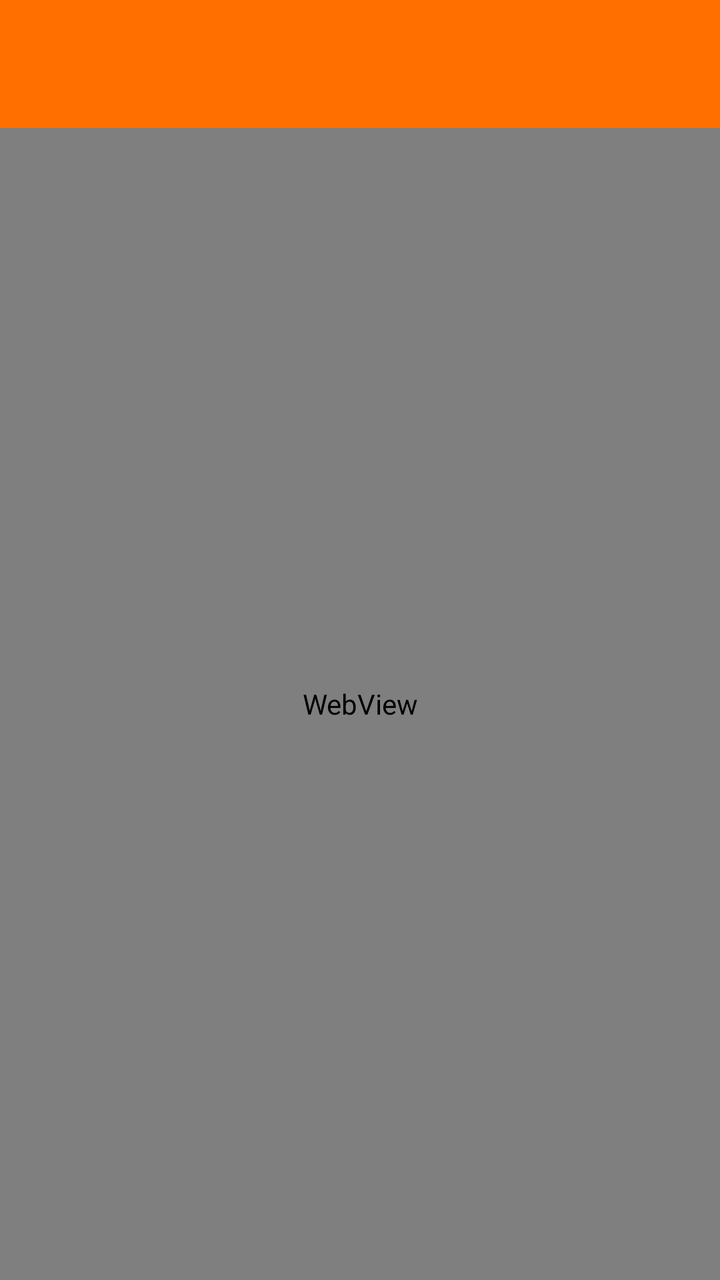
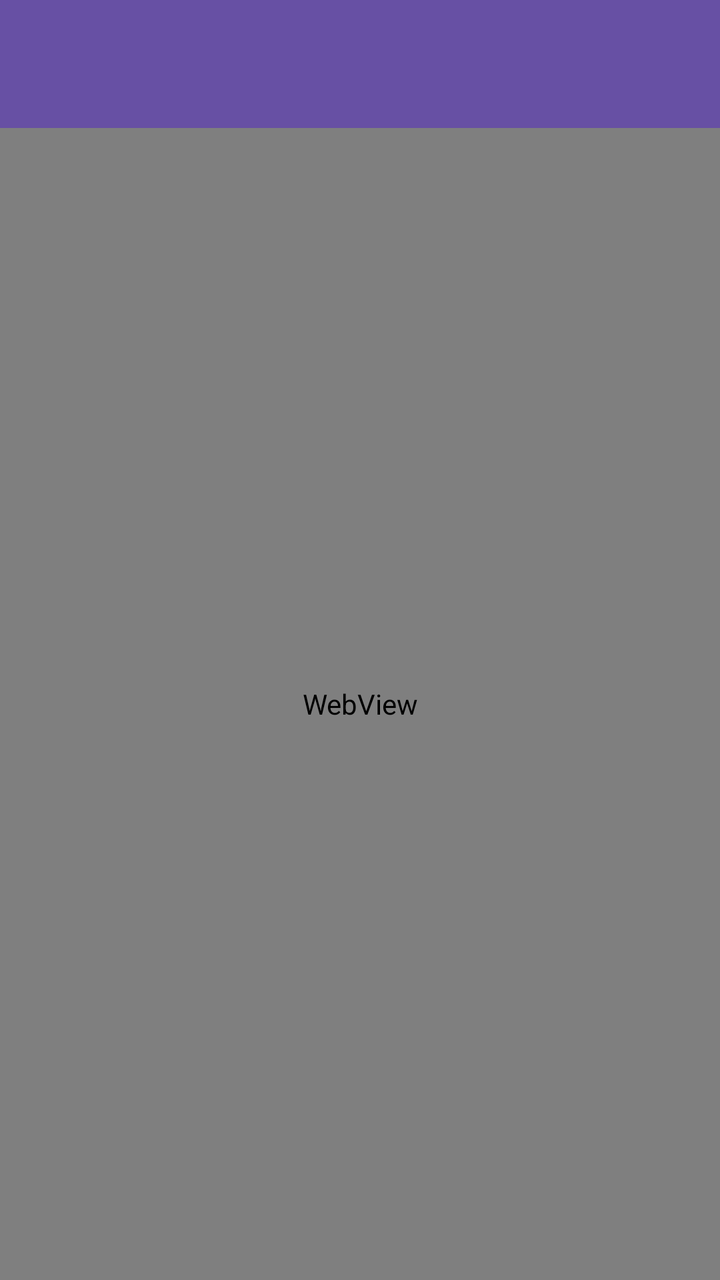

An Android layout rendered at two revisions. The XML below is the earlier revision; the diff shows what the commit changed to produce the second picture.
<!-- AndroidManifest.xml: application theme Theme.IRWOreo -->
<!-- res/layout/activity_web.xml -->
<?xml version="1.0" encoding="utf-8"?>
<LinearLayout xmlns:android="http://schemas.android.com/apk/res/android"
    xmlns:app="http://schemas.android.com/apk/res-auto"
    android:layout_width="match_parent"
    android:layout_height="match_parent"
    android:orientation="vertical">

    
    <androidx.appcompat.widget.Toolbar
        android:id="@+id/toolbarWeb"
        android:layout_width="match_parent"
        android:layout_height="?attr/actionBarSize"
        android:background="#FF6F00"
        app:titleTextColor="#FFFFFF" />

    
    <WebView
        android:id="@+id/webView"
        android:layout_width="match_parent"
        android:layout_height="match_parent" />

</LinearLayout>
<!-- resources referenced by this layout -->
<resources>
  <style name="Theme.IRWOreo" parent="Base.Theme.IRWOreo" />
  <style name="Base.Theme.IRWOreo" parent="Theme.Material3.DayNight.NoActionBar">
          
          
      </style>
</resources>

<!-- the commit's change to res/layout/activity_web.xml (unified diff, before → after) -->
@@ -5,15 +5,13 @@
     android:layout_height="match_parent"
     android:orientation="vertical">
 
-    
     <androidx.appcompat.widget.Toolbar
-        android:id="@+id/toolbarWeb"
+        android:id="@+id/toolbar"
         android:layout_width="match_parent"
         android:layout_height="?attr/actionBarSize"
-        android:background="#FF6F00"
-        app:titleTextColor="#FFFFFF" />
+        android:background="?attr/colorPrimary"
+        app:titleTextColor="@android:color/white" />
 
-    
     <WebView
         android:id="@+id/webView"
         android:layout_width="match_parent"
